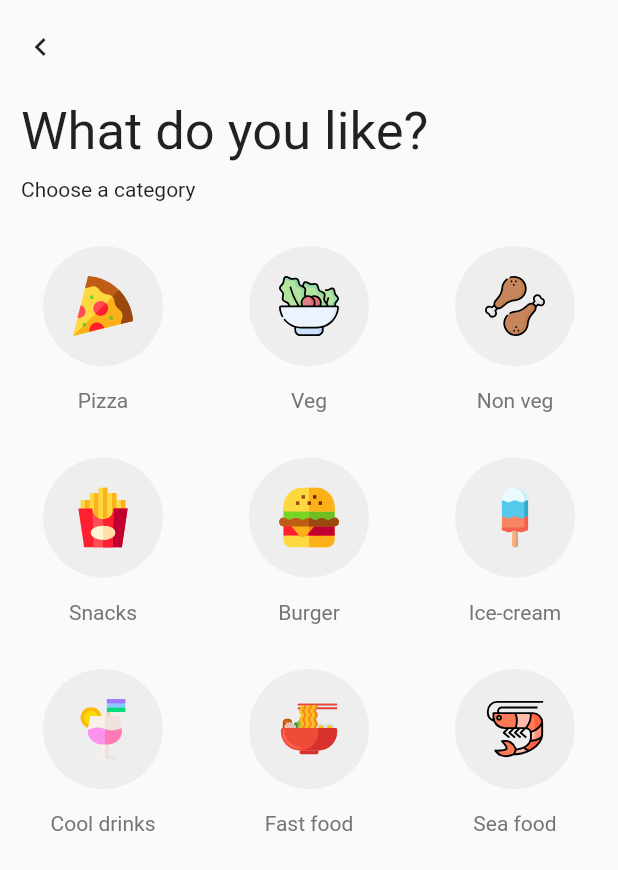
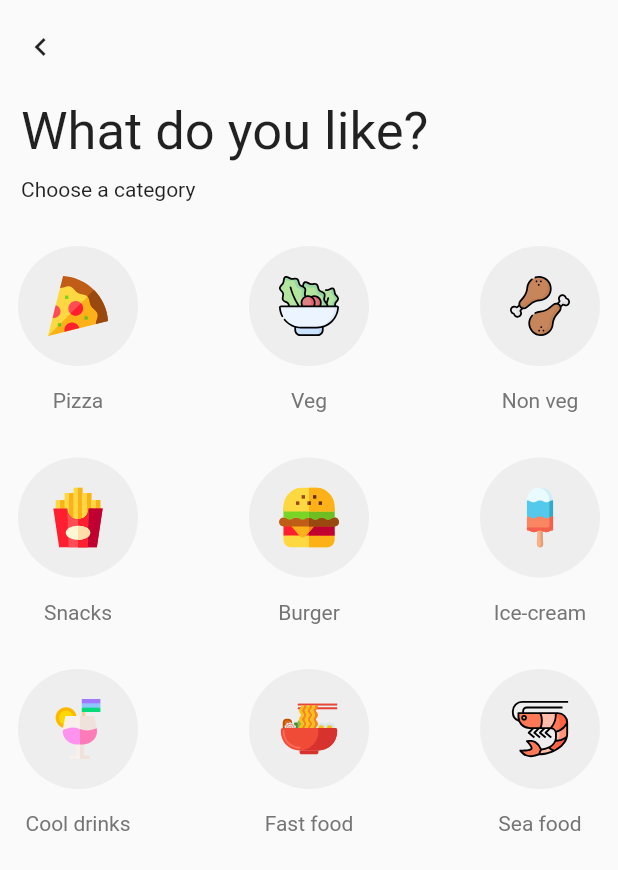
Before and after one commit to musjib999/food_dev, a Flutter app: the CategoryPage screen opened by its route, on a phone screen of 412 x 824 dp. Shown: the top 870 px of the screen. Run offline on Flutter 3.47's test engine with Material 2 defaults, Android fonts, the phone set to English and light mode, and no system bars; our stand-ins replace badges, firebase_auth, flutter_svg, font_awesome_flutter; accounts and stored records are empty.

```diff
--- a/lib/screens/category_screen.dart
+++ b/lib/screens/category_screen.dart
@@ -1,8 +1,8 @@
 import 'package:flutter/material.dart';
 import 'package:food_dev/utilities/food_category.dart';
 
-
 class CategoryPage extends StatefulWidget {
+  static const String id = 'category';
   @override
   _CategoryPageState createState() => _CategoryPageState();
 }
@@ -48,10 +48,16 @@ class _CategoryPageState extends State<CategoryPage> {
             Padding(
               padding: const EdgeInsets.only(top: 10.0),
               child: Row(
+                mainAxisAlignment: MainAxisAlignment.spaceBetween,
                 children: <Widget>[
-                  FoodCategory(
-                    svgPath: 'images/pizza.svg',
-                    title: 'Pizza',
+                  GestureDetector(
+                    onTap: () {
+                      Navigator.pushNamed(context, 'pizza');
+                    },
+                    child: FoodCategory(
+                      svgPath: 'images/pizza.svg',
+                      title: 'Pizza',
+                    ),
                   ),
                   FoodCategory(
                     svgPath: 'images/salad.svg',
@@ -67,6 +73,7 @@ class _CategoryPageState extends State<CategoryPage> {
             Padding(
               padding: const EdgeInsets.only(top: 15.0),
               child: Row(
+                mainAxisAlignment: MainAxisAlignment.spaceBetween,
                 children: <Widget>[
                   FoodCategory(
                     svgPath: 'images/french-fries.svg',
@@ -86,6 +93,7 @@ class _CategoryPageState extends State<CategoryPage> {
             Padding(
               padding: const EdgeInsets.only(top: 15.0),
               child: Row(
+                mainAxisAlignment: MainAxisAlignment.spaceBetween,
                 children: <Widget>[
                   FoodCategory(
                     svgPath: 'images/cocktail.svg',
--- a/lib/screens/item_screen.dart
+++ b/lib/screens/item_screen.dart
@@ -4,6 +4,7 @@ import 'package:food_dev/utilities/authbutton.dart';
 import 'package:food_dev/utilities/foodbutton.dart';
 
 class ItemPage extends StatefulWidget {
+  static const String id = 'items';
   @override
   _ItemPageState createState() => _ItemPageState();
 }
--- a/lib/screens/pizza_screen.dart
+++ b/lib/screens/pizza_screen.dart
@@ -5,6 +5,7 @@ import 'package:food_dev/screens/cart_screen.dart';
 import 'package:food_dev/utilities/pizza_card.dart';
 
 class PizzaPage extends StatefulWidget {
+  static const String id = 'pizza';
   @override
   _PizzaPageState createState() => _PizzaPageState();
 }
--- a/lib/screens/signin.dart
+++ b/lib/screens/signin.dart
@@ -7,6 +7,7 @@ import 'package:food_dev/utilities/inputfield.dart';
 import 'package:food_dev/utilities/round_icon_button.dart';
 
 class SigInPage extends StatefulWidget {
+  static const String id = 'login';
   @override
   _SigInPageState createState() => _SigInPageState();
 }
--- a/lib/utilities/food_category.dart
+++ b/lib/utilities/food_category.dart
@@ -8,11 +8,10 @@ class FoodCategory extends StatelessWidget {
 
   @override
   Widget build(BuildContext context) {
-    return Expanded(
-      child: Column(
+    return Column(
       children: <Widget>[
         Container(
-            margin: EdgeInsets.all(15.0),
+          margin: EdgeInsets.only(left: 12.0, top: 15.0, bottom: 15.0, right: 12.0),
           padding: EdgeInsets.all(20.0),
           decoration: BoxDecoration(
             shape: BoxShape.circle,
@@ -31,7 +30,6 @@ class FoodCategory extends StatelessWidget {
           ),
         ),
       ],
-      ),
     );
   }
 }
--- a/lib/utilities/inputfield.dart
+++ b/lib/utilities/inputfield.dart
@@ -1,12 +1,13 @@
 import 'package:flutter/material.dart';
 
 class InputFeild extends StatelessWidget {
-  InputFeild({@required this.hintText, this.secureText, this.prefixIcon, this.suffixIcon});
+  InputFeild({@required this.hintText, this.secureText, this.prefixIcon, this.suffixIcon, @required this.onChanged});
 
   final String hintText;
   final bool secureText;
   final Icon prefixIcon;
   final IconButton suffixIcon;
+  final Function(String) onChanged;
 
   @override
   Widget build(BuildContext context) {
@@ -20,6 +21,7 @@ class InputFeild extends StatelessWidget {
         ),
       ),
       obscureText: secureText,
+      onChanged: onChanged,
     );
   }
 }
--- a/pubspec.yaml
+++ b/pubspec.yaml
@@ -26,6 +26,8 @@ dependencies:
   flutter_svg: ^0.17.4
   font_awesome_flutter: ^8.8.1
   badges: ^1.1.1
+  firebase_core: ^0.4.5
+  firebase_auth: ^0.16.1
 
 dev_dependencies:
   flutter_test:
```
Also changed, not shown: lib/main.dart (+9 -6 lines), lib/screens/cart_screen.dart (+2 -64 lines), lib/screens/home_screen.dart (+29 -9 lines), lib/screens/signup.dart (+30 -1 lines), lib/utilities/added_cart_item.dart (added, +65 -0 lines), pubspec.lock, 3 other files. Lines whose indentation alone changed are shown as unchanged.
